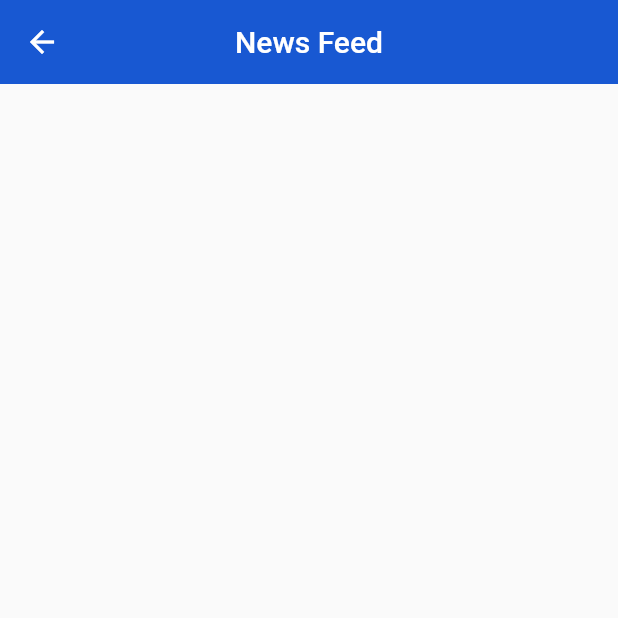
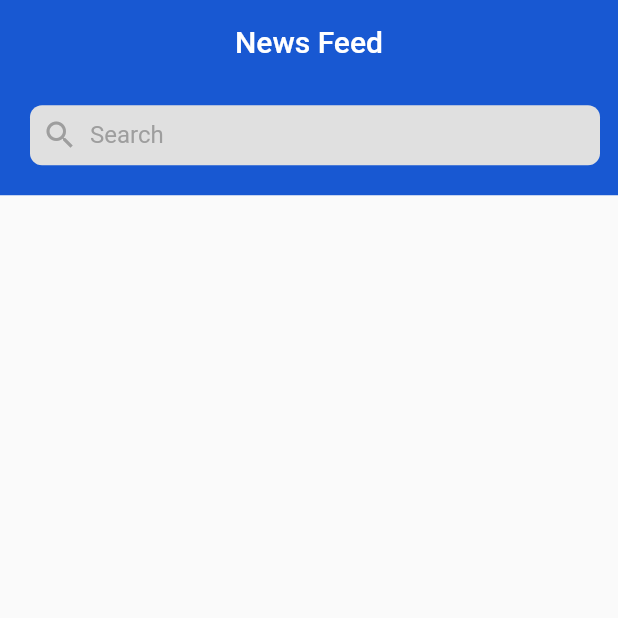
Before and after one commit to RaviyaLK/NewsApp, a Flutter app: the NewsPage screen opened directly, on a phone screen of 412 x 824 dp, the top half of it. Run offline on Flutter 3.47's test engine with Material 2 defaults, Android fonts, the phone set to English and light mode, and no system bars; our stand-ins replace device_preview, flutter_riverpod.

Commit message:
added the search bar with cancel button using riverpod

```diff
--- a/Main/news_app_assignment/lib/screens/newspage.dart
+++ b/Main/news_app_assignment/lib/screens/newspage.dart
@@ -3,21 +3,86 @@
 
 import '../colors.dart';
 
+String searchQuery = '';
+
+final searchBarFocusedProvider = StateProvider<bool>((ref) => false);
+final FocusNode _searchFocusNode = FocusNode();
 
 class NewsPage extends ConsumerWidget {
   const NewsPage({super.key});
+
   @override
   Widget build(BuildContext context, WidgetRef ref) {
+    final isSearchBarFocused = ref.watch(searchBarFocusedProvider);
     final screenWidth = MediaQuery.of(context).size.width;
+
     return Scaffold(
       appBar: AppBar(
         elevation: 0,
         shadowColor: Colors.grey,
         backgroundColor: hexStringToColor("#1858d2"),
         centerTitle: true,
-        title: Text('News Feed'),
+        title: const Text('News Feed'),
+        bottom: PreferredSize(
+          preferredSize: Size.fromHeight(MediaQuery.of(context).size.height * 0.09),
+          child: Padding(
+            padding: const EdgeInsets.fromLTRB(20, 12, 12, 20),
+            child: Row(
+              children: [
+                Expanded(
+                  child: AnimatedContainer(
+                    duration: const Duration(milliseconds: 300),
+                    width: isSearchBarFocused ? screenWidth * 0.65 : screenWidth * 0.8,
+                    decoration: BoxDecoration(
+                      borderRadius: BorderRadius.circular(8),
+                      color: Colors.grey[300],
+                    ),
+                    child: Row(
+                      mainAxisSize: MainAxisSize.min,
+                      children: <Widget>[
+                        const Padding(
+                          padding: EdgeInsets.all(8.0),
+                          child: Icon(Icons.search, color: Colors.grey),
+                        ),
+                        Expanded(
+                          child: TextField(
+                            focusNode: _searchFocusNode,
+                            onTap: () {
+                              _searchFocusNode.requestFocus();
+                              ref.read(searchBarFocusedProvider.notifier).state = true;
+                            },
+                            onChanged: (value) {
+                              // Handle onChanged
+                            },
+                            decoration: const InputDecoration.collapsed(
+                              hintStyle: TextStyle(color: Colors.grey),
+                              hintText: 'Search',
+                            ),
+                          ),
+                        ),
+                      ],
+                    ),
+                  ),
+                ),
+                if (isSearchBarFocused)
+                  GestureDetector(
+                    onTap: () {
+                      ref.read(searchBarFocusedProvider.notifier).state = false;
+                      _searchFocusNode.unfocus();
+                    },
+                    child: const Padding(
+                      padding: EdgeInsets.all(10.0),
+                      child: Text(
+                        'Cancel',
+                        style: TextStyle(color: Colors.white, fontSize: 17),
+                      ),
+                    ),
+                  ),
+              ],
+            ),
+          ),
+        ),
       ),
-
     );
   }
 }
```
Also changed, not shown: Main/news_app_assignment/lib/main.dart (+20 -15 lines).
